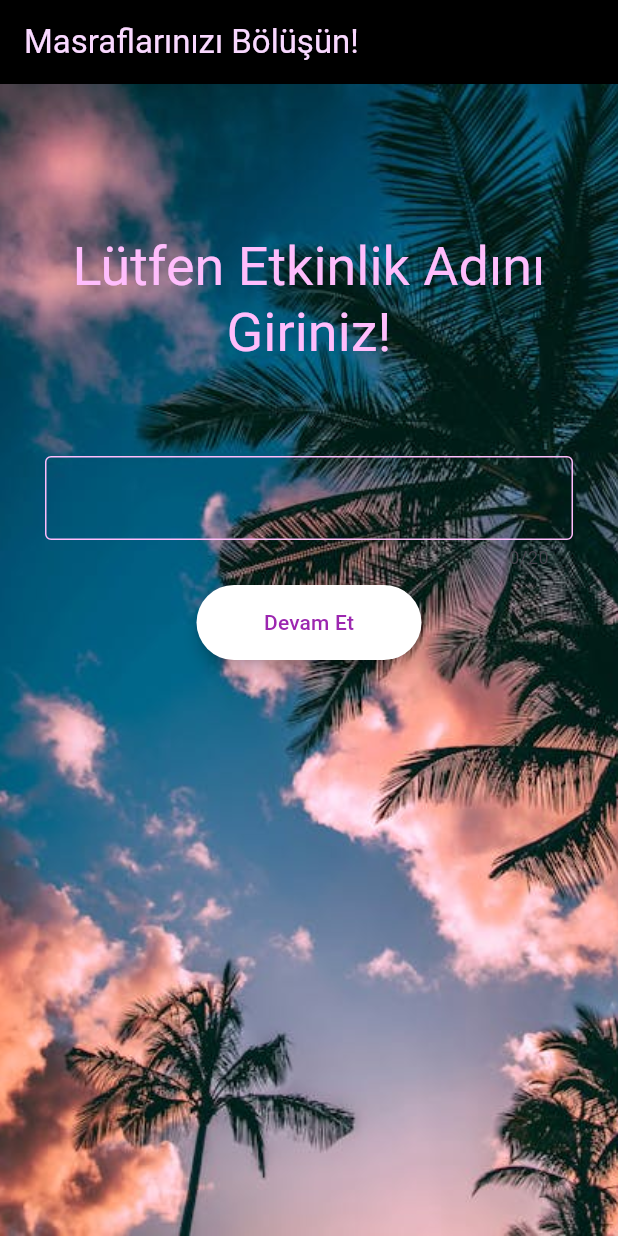
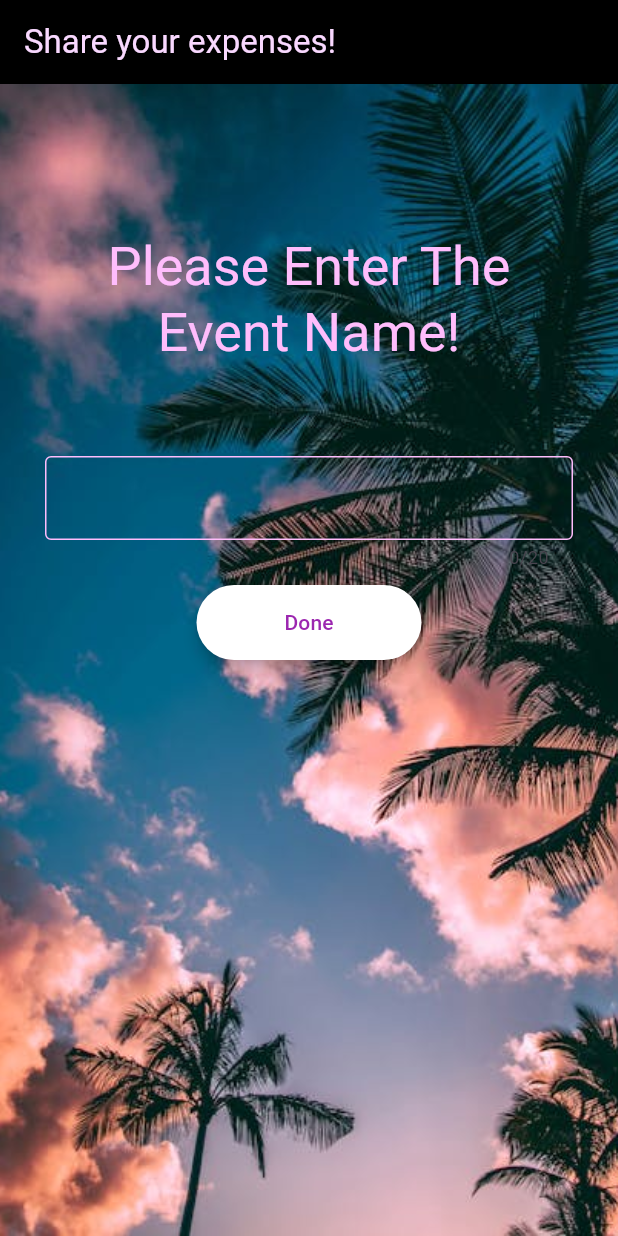
Before and after one commit to batuhan-yaras/expense_tracker, a Flutter app: the screen it shows after launch, on a phone screen of 412 x 824 dp. Run offline on Flutter 3.47's test engine with Material 3 defaults, Android fonts, the phone set to English and light mode, and no system bars.

Commit message:
strings changed

```diff
--- a/lib/core/all_strings.dart
+++ b/lib/core/all_strings.dart
@@ -1,5 +1,5 @@
 class FirstPageStrings {
-  final firstAppBar = 'Masraflarınızı Bölüşün!';
-  final firstTitle = 'Lütfen Etkinlik Adını Giriniz!';
-  final firstButtonTitle = 'Devam Et';
+  final firstAppBar = 'Share your expenses!';
+  final firstTitle = 'Please Enter The Event Name!';
+  final firstButtonTitle = 'Done';
 }
```
